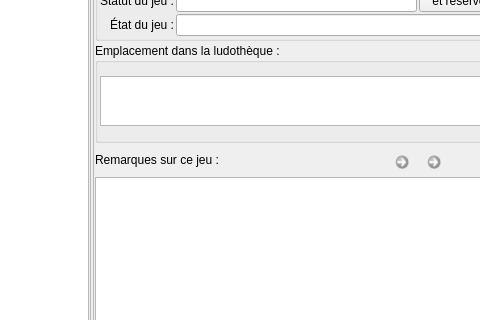
Old version of the form f_jeux.ui in the repository nivhg/ludopen; both pictures show x 210 to 690 and y 268 to 588 of the 1131 by 729 pixel window.
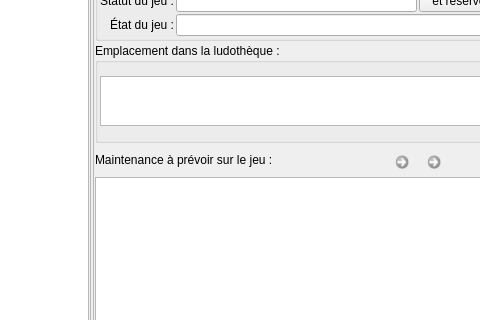
New version of the form. Icons and pictures are not drawn.

Patch:
```diff
--- a/f_jeux.ui
+++ b/f_jeux.ui
@@ -508,7 +508,7 @@
       <item row="8" column="0">
        <widget class="QLabel" name="label_3">
         <property name="text">
-         <string>Remarques sur ce jeu :</string>
+         <string>Maintenance à prévoir sur le jeu :</string>
         </property>
        </widget>
       </item>
```
